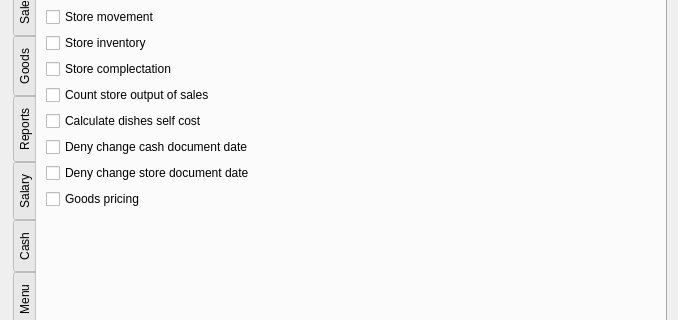
First picture: the form in FrontDesk/c5grouppermissionseditor.ui, repository End1-1/Cafe5, before the edit; both pictures show x 0 to 678 and y 93 to 413 of the 678 by 704 pixel window.
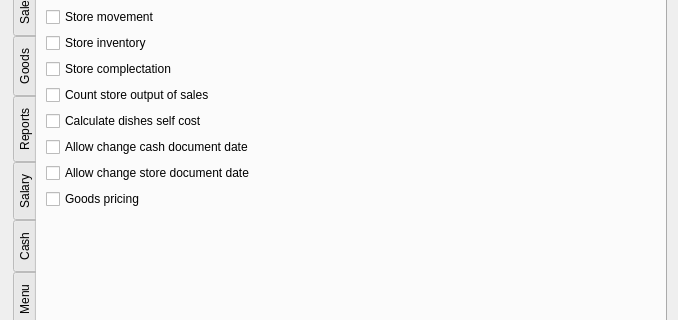
Second picture: the form after the edit. Custom widgets are drawn as their Qt base class.

Diff of the .ui file:
```diff
--- a/FrontDesk/c5grouppermissionseditor.ui
+++ b/FrontDesk/c5grouppermissionseditor.ui
@@ -80,7 +80,7 @@
        <item row="9" column="0">
         <widget class="C5CheckBox" name="checkBox_67">
          <property name="text">
-          <string>Deny change store document date</string>
+          <string>Allow change store document date</string>
          </property>
          <property name="Tag" stdset="0">
           <number>108</number>
@@ -120,7 +120,7 @@
        <item row="8" column="0">
         <widget class="C5CheckBox" name="checkBox_66">
          <property name="text">
-          <string>Deny change cash document date</string>
+          <string>Allow change cash document date</string>
          </property>
          <property name="Tag" stdset="0">
           <number>107</number>
```
